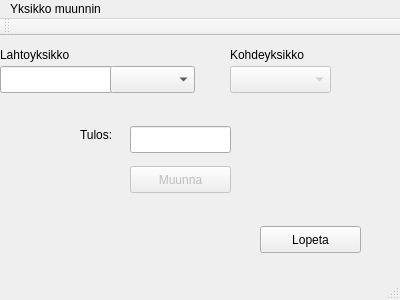
Before: the Qt Designer form palautus-05/paaikkuna.ui in WT26/schoolwork, drawn with Qt 5.
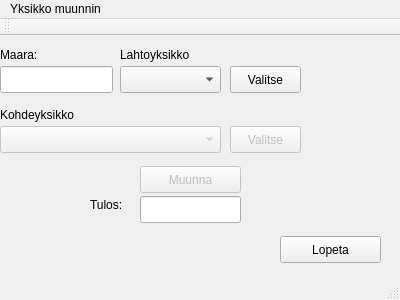
After: the same form once the commit is applied.

Diff of the .ui file:
```diff
--- a/palautus-05/paaikkuna.ui
+++ b/palautus-05/paaikkuna.ui
@@ -23,12 +23,15 @@
       <height>27</height>
      </rect>
     </property>
+    <property name="readOnly">
+     <bool>false</bool>
+    </property>
    </widget>
    <widget class="QPushButton" name="lopeta_button">
     <property name="geometry">
      <rect>
-      <x>260</x>
-      <y>190</y>
+      <x>280</x>
+      <y>200</y>
       <width>101</width>
       <height>27</height>
      </rect>
@@ -43,7 +46,7 @@
     </property>
     <property name="geometry">
      <rect>
-      <x>130</x>
+      <x>140</x>
       <y>130</y>
       <width>101</width>
       <height>27</height>
@@ -56,7 +59,7 @@
    <widget class="QLabel" name="lahto_label">
     <property name="geometry">
      <rect>
-      <x>0</x>
+      <x>120</x>
       <y>10</y>
       <width>101</width>
       <height>17</height>
@@ -69,8 +72,8 @@
    <widget class="QLabel" name="kohde_label">
     <property name="geometry">
      <rect>
-      <x>230</x>
-      <y>10</y>
+      <x>0</x>
+      <y>70</y>
       <width>101</width>
       <height>17</height>
      </rect>
@@ -82,19 +85,22 @@
    <widget class="QLineEdit" name="tulos_yksikko">
     <property name="geometry">
      <rect>
-      <x>130</x>
-      <y>90</y>
+      <x>140</x>
+      <y>160</y>
       <width>101</width>
       <height>27</height>
      </rect>
     </property>
+    <property name="readOnly">
+     <bool>true</bool>
+    </property>
    </widget>
    <widget class="QComboBox" name="muutettavat_dropdown">
     <property name="geometry">
      <rect>
-      <x>110</x>
+      <x>120</x>
       <y>30</y>
-      <width>85</width>
+      <width>101</width>
       <height>27</height>
      </rect>
     </property>
@@ -105,9 +111,9 @@
     </property>
     <property name="geometry">
      <rect>
-      <x>230</x>
-      <y>30</y>
-      <width>101</width>
+      <x>0</x>
+      <y>90</y>
+      <width>221</width>
       <height>27</height>
      </rect>
     </property>
@@ -115,8 +121,8 @@
    <widget class="QLabel" name="tulos_label">
     <property name="geometry">
      <rect>
-      <x>80</x>
-      <y>90</y>
+      <x>90</x>
+      <y>160</y>
       <width>41</width>
       <height>17</height>
      </rect>
@@ -125,6 +131,48 @@
      <string>Tulos:</string>
     </property>
    </widget>
+   <widget class="QPushButton" name="valitse_lahto">
+    <property name="geometry">
+     <rect>
+      <x>230</x>
+      <y>30</y>
+      <width>71</width>
+      <height>27</height>
+     </rect>
+    </property>
+    <property name="text">
+     <string>Valitse</string>
+    </property>
+   </widget>
+   <widget class="QPushButton" name="valitse_kohde">
+    <property name="enabled">
+     <bool>false</bool>
+    </property>
+    <property name="geometry">
+     <rect>
+      <x>230</x>
+      <y>90</y>
+      <width>71</width>
+      <height>27</height>
+     </rect>
+    </property>
+    <property name="text">
+     <string>Valitse</string>
+    </property>
+   </widget>
+   <widget class="QLabel" name="maara_label">
+    <property name="geometry">
+     <rect>
+      <x>0</x>
+      <y>10</y>
+      <width>72</width>
+      <height>17</height>
+     </rect>
+    </property>
+    <property name="text">
+     <string>Maara:</string>
+    </property>
+   </widget>
   </widget>
   <widget class="QMenuBar" name="menuBar">
    <property name="geometry">
```
